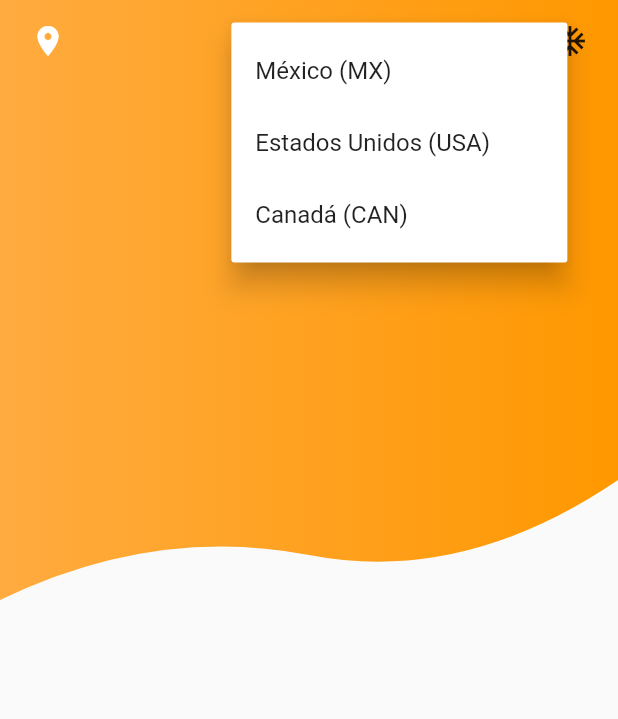
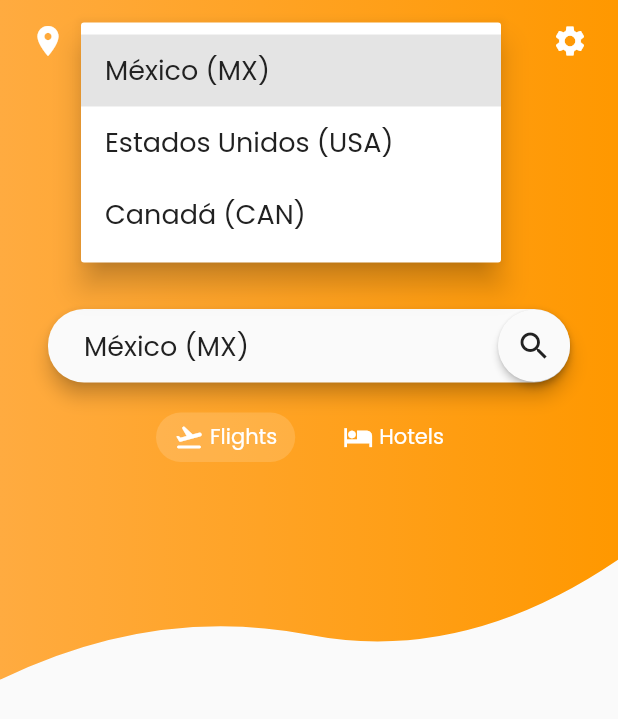
Before and after one commit to urielexis64/flight_flutter_app, a Flutter app: the screen it shows after launch, after a tap on "México (MX)", on a phone screen of 412 x 824 dp. Shown: the top 719 px of the screen. Run offline on Flutter 3.47's test engine with Material 2 defaults, Android fonts, the light colour scheme and no system bars.

Commit message:
PopupMenuItems, main text, textfield, ChoiceChips

```diff
--- a/lib/custom_shape_clipper.dart
+++ b/lib/custom_shape_clipper.dart
@@ -13,13 +13,13 @@ class CustomShapeClipper extends CustomClipper<Path> {
     Offset firstEndPoint = Offset(width * .5, height - 30);
     path.quadraticBezierTo(firstControlPoint.dx, firstControlPoint.dy,
         firstEndPoint.dx, firstEndPoint.dy);
+
     Offset secondControlPoint = Offset(width * .75, height - 10);
     Offset secondEndPoint = Offset(width, height - 80);
     path.quadraticBezierTo(secondControlPoint.dx, secondControlPoint.dy,
         secondEndPoint.dx, secondEndPoint.dy);
 
     path.lineTo(width, height);
-
     path.lineTo(width, 0);
     path.close();
     return path;
--- a/lib/main.dart
+++ b/lib/main.dart
@@ -1,3 +1,4 @@
+import 'package:flight_app/constants.dart';
 import 'package:flight_app/custom_shape_clipper.dart';
 import 'package:flight_app/data.dart';
 import 'package:flutter/material.dart';
@@ -7,7 +8,13 @@ void main() => runApp(MyApp());
 class MyApp extends StatelessWidget {
   @override
   Widget build(BuildContext context) {
-    return MaterialApp(title: 'Material App', home: HomeScreen());
+    return MaterialApp(
+        debugShowCheckedModeBanner: false,
+        title: 'Material App',
+        theme: ThemeData(
+          fontFamily: 'Poppins',
+        ),
+        home: HomeScreen());
   }
 }
 
@@ -30,54 +37,152 @@ class HomeScreenTop extends StatefulWidget {
 }
 
 class _HomeScreenTopState extends State<HomeScreenTop> {
+  int _selectedLocationIndex = 0;
+  bool isFlightSelected = true;
+
   @override
   Widget build(BuildContext context) {
+    Size size = MediaQuery.of(context).size;
     return Stack(
       children: [
         ClipPath(
           clipper: CustomShapeClipper(),
           child: Container(
-            height: 400,
+            height: size.height * 0.55,
             decoration: BoxDecoration(
-                gradient: LinearGradient(
-                    colors: [Colors.orangeAccent, Colors.orange])),
+              gradient: LinearGradient(
+                  colors: [Constants.primaryColor, Constants.secondaryColor]),
+            ),
             child: SafeArea(
               child: Column(
                 children: [
                   Padding(
                     padding: EdgeInsets.symmetric(horizontal: 20, vertical: 15),
                     child: Row(
-                      mainAxisAlignment: MainAxisAlignment.spaceBetween,
                       children: [
                         Icon(
                           Icons.location_on,
-                          color: Colors.white,
+                          color: Constants.lightColor,
+                        ),
+                        SizedBox(
+                          width: 10,
                         ),
                         PopupMenuButton(
+                          initialValue: _selectedLocationIndex,
+                          onSelected: (index) {
+                            setState(() {
+                              _selectedLocationIndex = index;
+                            });
+                          },
                           itemBuilder: (BuildContext context) {
                             return <PopupMenuItem<int>>[
                               PopupMenuItem(
-                                  child: Text(locations[0]), value: 0),
+                                  child: Text(
+                                    locations[0],
+                                    style: Constants.dropDownMenuItemStyle,
+                                  ),
+                                  value: 0),
                               PopupMenuItem(
-                                child: Text(locations[1]),
+                                child: Text(
+                                  locations[1],
+                                  style: Constants.dropDownMenuItemStyle,
+                                ),
                                 value: 1,
                               ),
                               PopupMenuItem(
-                                child: Text(locations[2]),
+                                child: Text(
+                                  locations[2],
+                                  style: Constants.dropDownMenuItemStyle,
+                                ),
                                 value: 2,
                               ),
                             ];
                           },
                           child: Row(
                             children: [
-                              Text(locations[0]),
-                              Icon(Icons.keyboard_arrow_down)
+                              Text(locations[_selectedLocationIndex],
+                                  style: Constants.dropDownLabelStyle),
+                              Icon(Icons.keyboard_arrow_down,
+                                  color: Constants.lightColor)
                             ],
                           ),
                         ),
-                        Icon(Icons.ac_unit_outlined)
+                        Spacer(),
+                        Icon(Icons.settings, color: Constants.lightColor)
                       ],
                     ),
+                  ),
+                  SizedBox(
+                    height: 50,
+                  ),
+                  Text(
+                    'Where would\nyou want to go?',
+                    style: Constants.titleStyle,
+                    textAlign: TextAlign.center,
+                  ),
+                  SizedBox(
+                    height: 30,
+                  ),
+                  Padding(
+                    padding: EdgeInsets.symmetric(horizontal: 32.0),
+                    child: Material(
+                      elevation: 5,
+                      borderRadius: BorderRadius.circular(Constants.bigRadius),
+                      child: TextField(
+                        controller: TextEditingController(
+                            text: locations[_selectedLocationIndex]),
+                        cursorColor: Constants.primaryColor,
+                        style: Constants.dropDownMenuItemStyle,
+                        decoration: InputDecoration(
+                            border: InputBorder.none,
+                            contentPadding: EdgeInsets.symmetric(
+                                horizontal: Constants.defaultPadding * 2,
+                                vertical: Constants.defaultPadding),
+                            suffixIcon: Material(
+                              elevation: 2,
+                              borderRadius: BorderRadius.all(
+                                  Radius.circular(Constants.bigRadius)),
+                              child: Icon(
+                                Icons.search,
+                                color: Constants.darkColor,
+                              ),
+                            )),
+                      ),
+                    ),
+                  ),
+                  SizedBox(
+                    height: 20,
+                  ),
+                  Row(
+                    mainAxisSize: MainAxisSize.min,
+                    mainAxisAlignment: MainAxisAlignment.spaceAround,
+                    children: [
+                      InkWell(
+                        onTap: () {
+                          setState(() {
+                            isFlightSelected = true;
+                          });
+                        },
+                        child: ChoiceChip(
+                            icon: Icons.flight_takeoff_rounded,
+                            text: 'Flights',
+                            isSelected: isFlightSelected),
+                      ),
+                      SizedBox(
+                        width: 20,
+                      ),
+                      InkWell(
+                        onTap: () {
+                          setState(() {
+                            isFlightSelected = false;
+                          });
+                        },
+                        child: ChoiceChip(
+                            icon: Icons.hotel,
+                            text: 'Hotels',
+                            isSelected: !isFlightSelected),
+                      ),
+                    ],
                   )
                 ],
               ),
@@ -88,3 +193,49 @@ class _HomeScreenTopState extends State<HomeScreenTop> {
     );
   }
 }
+
+class ChoiceChip extends StatefulWidget {
+  final IconData icon;
+  final String text;
+  final bool isSelected;
+
+  ChoiceChip({this.icon, this.text, this.isSelected});
+
+  @override
+  _ChoiceChipState createState() => _ChoiceChipState();
+}
+
+class _ChoiceChipState extends State<ChoiceChip> {
+  @override
+  Widget build(BuildContext context) {
+    return Container(
+      padding: EdgeInsets.symmetric(
+          vertical: Constants.smallPadding,
+          horizontal: Constants.defaultPadding),
+      decoration: widget.isSelected
+          ? BoxDecoration(
+              borderRadius:
+                  BorderRadius.all(Radius.circular(Constants.bigRadius)),
+              color: Constants.lightColor.withOpacity(0.15))
+          : null,
+      child: Row(
+        // mainAxisSize: MainAxisSize.min,
+        //mainAxisAlignment: MainAxisAlignment.spaceBetween,
+        children: [
+          Icon(
+            widget.icon,
+            size: 20,
+            color: Constants.lightColor,
+          ),
+          SizedBox(
+            width: 4,
+          ),
+          Text(
+            widget.text,
+            style: TextStyle(fontSize: 14, color: Constants.lightColor),
+          )
+        ],
+      ),
+    );
+  }
+}
```
